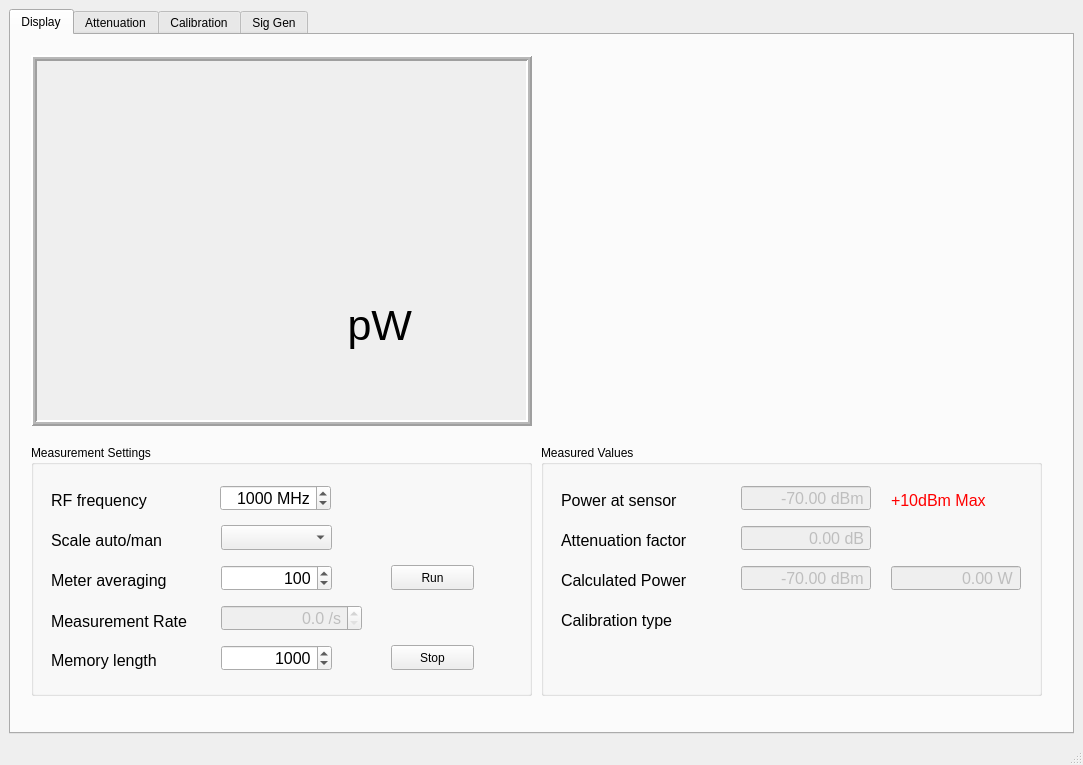
Old version of the form powerMeter.ui in the repository g4ixt/RFPowerMeter.
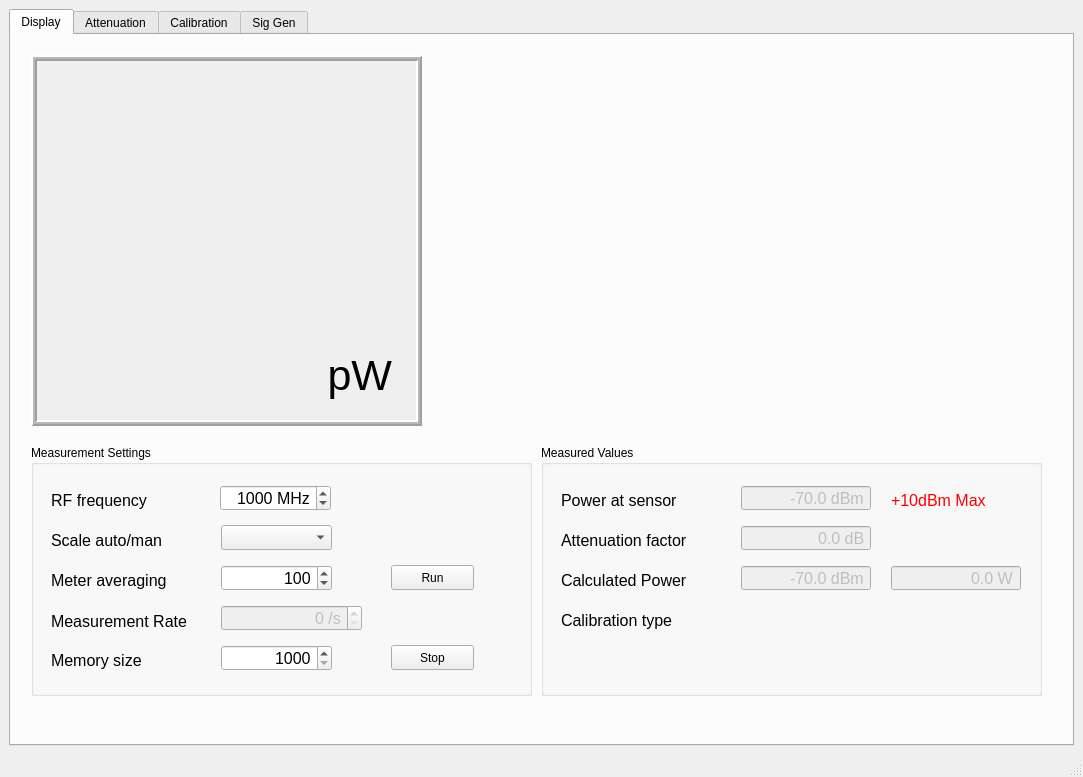
New version of the form. Custom widgets are drawn as their Qt base class.

```diff
--- a/powerMeter.ui
+++ b/powerMeter.ui
@@ -7,7 +7,7 @@
     <x>0</x>
     <y>0</y>
     <width>1083</width>
-    <height>765</height>
+    <height>777</height>
    </rect>
   </property>
   <property name="sizePolicy">
@@ -38,7 +38,7 @@
          <rect>
           <x>20</x>
           <y>20</y>
-          <width>501</width>
+          <width>391</width>
           <height>371</height>
          </rect>
         </property>
@@ -62,7 +62,7 @@
           <rect>
            <x>20</x>
            <y>30</y>
-           <width>461</width>
+           <width>351</width>
            <height>321</height>
           </rect>
          </property>
@@ -81,8 +81,8 @@
          <widget class="QLabel" name="powerUnit">
           <property name="geometry">
            <rect>
-            <x>270</x>
-            <y>210</y>
+            <x>250</x>
+            <y>260</y>
             <width>91</width>
             <height>61</height>
            </rect>
@@ -241,7 +241,7 @@
           </font>
          </property>
          <property name="text">
-          <string>Memory length</string>
+          <string>Memory size</string>
          </property>
         </widget>
         <widget class="QComboBox" name="Scale">
@@ -277,7 +277,7 @@
           <set>Qt::AlignRight|Qt::AlignTrailing|Qt::AlignVCenter</set>
          </property>
          <property name="minimum">
-          <number>100</number>
+          <number>1000</number>
          </property>
          <property name="maximum">
           <number>100000</number>
@@ -357,7 +357,7 @@
           <string> /s</string>
          </property>
          <property name="decimals">
-          <number>1</number>
+          <number>0</number>
          </property>
          <property name="maximum">
           <double>100000.000000000000000</double>
@@ -385,9 +385,9 @@
        <widget class="PlotWidget" name="graphWidget" native="true">
         <property name="geometry">
          <rect>
-          <x>540</x>
+          <x>430</x>
           <y>20</y>
-          <width>501</width>
+          <width>611</width>
           <height>371</height>
          </rect>
         </property>
@@ -441,6 +441,9 @@
          <property name="suffix">
           <string> dBm</string>
          </property>
+         <property name="decimals">
+          <number>1</number>
+         </property>
          <property name="minimum">
           <double>-70.000000000000000</double>
          </property>
@@ -498,6 +501,9 @@
          <property name="suffix">
           <string> dBm</string>
          </property>
+         <property name="decimals">
+          <number>1</number>
+         </property>
          <property name="minimum">
           <double>-70.000000000000000</double>
          </property>
@@ -537,6 +543,9 @@
          <property name="suffix">
           <string> W</string>
          </property>
+         <property name="decimals">
+          <number>1</number>
+         </property>
          <property name="minimum">
           <double>0.000000000000000</double>
          </property>
@@ -597,6 +606,9 @@
          <property name="suffix">
           <string> dB</string>
          </property>
+         <property name="decimals">
+          <number>1</number>
+         </property>
          <property name="singleStep">
           <double>0.010000000000000</double>
          </property>
```
Left out of the diff: 4 changed lines with no effect on the pictures.
